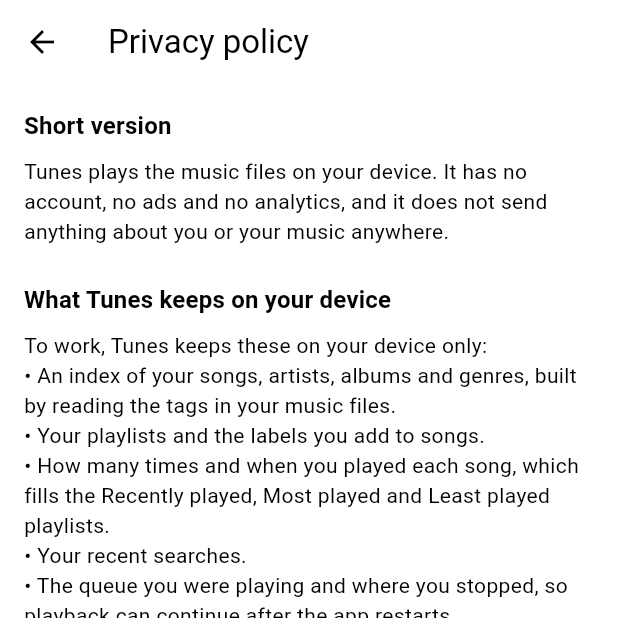
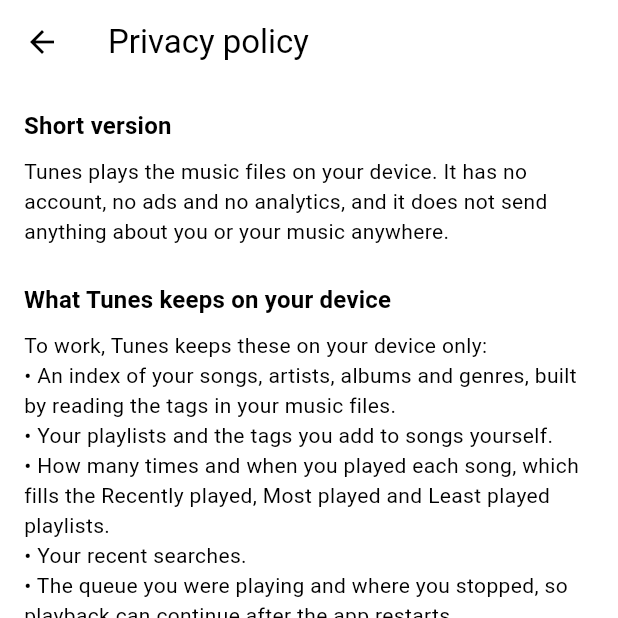
Before and after one commit to blackmonk13/tunes, a Flutter app: the PrivacyPolicyPage screen opened directly, on a phone screen of 412 x 824 dp, the top half of it. Run offline on Flutter 3.47's test engine with Material 3 defaults, Android fonts, the phone set to English and light mode, and no system bars; our stand-ins replace file_picker, flex_color_scheme, fluentui_system_icons, flutter_form_builder, flutter_hooks, form_builder_validators and 15 more; missing offline and left inert: form_builder_extra_fields, layout, mpeg_codec; accounts and stored records are empty; generated files the repository leaves out were written again.

Commit message:
feat: call labels tags in the interface

```diff
--- a/lib/components/song_label_chips.dart
+++ b/lib/components/song_label_chips.dart
@@ -41,7 +41,7 @@ class SongLabelChips extends ConsumerWidget {
                     padding: const EdgeInsets.only(right: 8.0),
                     child: Center(
                       child: Text(
-                        'No labels',
+                        'No tags',
                         style: labelStyle.copyWith(
                           color: fgColor?.withOpacity(.7),
                         ),
@@ -68,7 +68,7 @@ class SongLabelChips extends ConsumerWidget {
           Padding(
             padding: const EdgeInsets.symmetric(horizontal: 12.0),
             child: IconButton(
-              tooltip: 'Add or change labels',
+              tooltip: 'Add or change tags',
               visualDensity: VisualDensity.compact,
               padding: EdgeInsets.zero,
               constraints: const BoxConstraints.tightFor(
--- a/lib/components/song_labels_sheet.dart
+++ b/lib/components/song_labels_sheet.dart
@@ -38,7 +38,7 @@ class SongLabelsSheet extends HookConsumerWidget {
   Widget build(BuildContext context, WidgetRef ref) {
     final asyncLabels = ref.watch(labelsProvider);
     final asyncCurrent = ref.watch(songLabelIdsProvider(song.id));
-    // null until the user changes something, so the song's saved labels show.
+    // null until the user changes something, so the song's saved tags show.
     final edited = useState<Set<int>?>(null);
     final nameController = useTextEditingController();
 
@@ -61,7 +61,7 @@ class SongLabelsSheet extends HookConsumerWidget {
           return AlertDialog(
             title: Text('Delete "${label.name}"?'),
             content: const Text(
-              'The label is removed from every song it is attached to.',
+              'The tag is removed from every song it is attached to.',
             ),
             actions: [
               TextButton(
@@ -102,7 +102,7 @@ class SongLabelsSheet extends HookConsumerWidget {
             children: [
               const Padding(
                 padding: EdgeInsets.symmetric(horizontal: 16.0),
-                child: DialogTitle(title: "Labels"),
+                child: DialogTitle(title: "Tags"),
               ),
               Padding(
                 padding: const EdgeInsets.symmetric(
@@ -124,7 +124,7 @@ class SongLabelsSheet extends HookConsumerWidget {
                       borderSide: BorderSide.none,
                       borderRadius: BorderRadius.circular(30.0),
                     ),
-                    hintText: "New label",
+                    hintText: "New tag",
                     suffixIcon: IconButton(
                       onPressed: addLabel,
                       icon: const Icon(FluentIcons.add_20_regular),
@@ -142,7 +142,7 @@ class SongLabelsSheet extends HookConsumerWidget {
                         children: const [
                           Padding(
                             padding: EdgeInsets.all(24.0),
-                            child: Center(child: Text("No labels yet")),
+                            child: Center(child: Text("No tags yet")),
                           ),
                         ],
                       );
--- a/lib/pages/privacy_policy_page.dart
+++ b/lib/pages/privacy_policy_page.dart
@@ -17,7 +17,7 @@ class PrivacyPolicyPage extends StatelessWidget {
       body: 'To work, Tunes keeps these on your device only:\n'
           '• An index of your songs, artists, albums and genres, built by '
           'reading the tags in your music files.\n'
-          '• Your playlists and the labels you add to songs.\n'
+          '• Your playlists and the tags you add to songs yourself.\n'
           '• How many times and when you played each song, which fills the '
           'Recently played, Most played and Least played playlists.\n'
           '• Your recent searches.\n'
@@ -49,7 +49,7 @@ class PrivacyPolicyPage extends StatelessWidget {
       body: 'In Settings you can clear the search history and reset the play '
           'history. Clearing the app\'s storage in Android settings, or '
           'uninstalling the app, removes everything Tunes keeps, including '
-          'playlists and labels. Your music files are never deleted.',
+          'playlists and tags. Your music files are never deleted.',
     ),
     (
       title: 'Changes to this policy',
--- a/lib/views/songs_list_view.dart
+++ b/lib/views/songs_list_view.dart
@@ -495,7 +495,7 @@ class SongTileOptions extends ConsumerWidget {
           OptionsTile(
             onTap: () => showSongLabelsSheet(context, song),
             leading: FluentIcons.tag_24_regular,
-            title: "Labels",
+            title: "Tags",
           ),
           OptionsTile(
             onTap: () {
```
Also changed, not shown: 1 other file.
